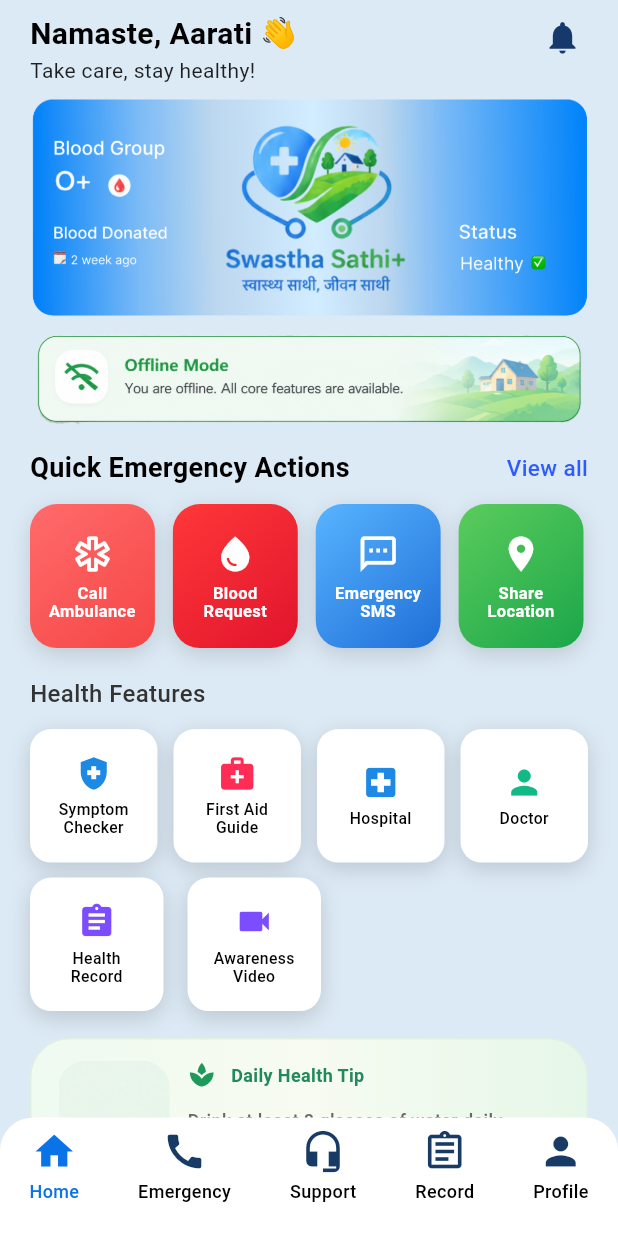
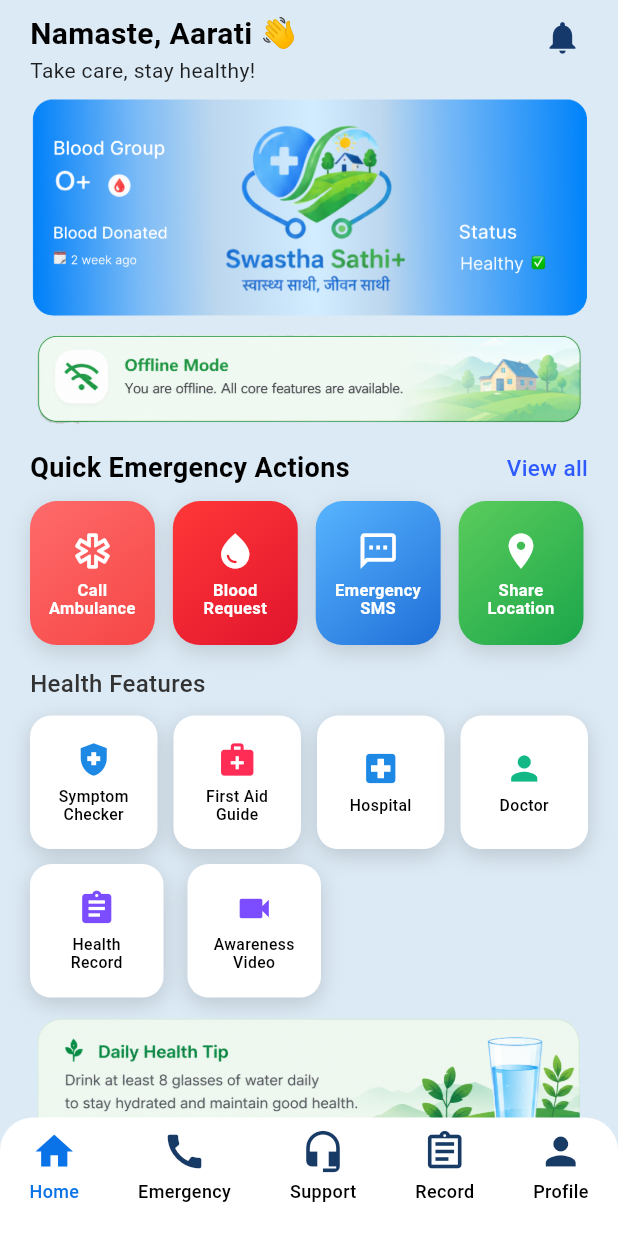
Before and after one commit to aarati123bisankhe/swastha_sathi_frontend, a Flutter app: the DashboardScreen screen opened directly, on a phone screen of 412 x 824 dp. Run offline on Flutter 3.47's test engine with Material 3 defaults, Android fonts, the phone set to English and light mode, and no system bars; our stand-ins replace dio, equatable, flutter_riverpod, flutter_secure_storage, pretty_dio_logger, shared_preferences; missing offline and left inert: dio_smart_retry; accounts and stored records are empty.

Commit message:
complere dashboard

```diff
--- a/lib/app/features/dashboard/presentation/pages/dashboard_screen.dart
+++ b/lib/app/features/dashboard/presentation/pages/dashboard_screen.dart
@@ -726,7 +726,7 @@ class DashboardScreen extends StatelessWidget {
               const SizedBox(height: 0),
 
               Transform.translate(
-                offset: const Offset(0, -29),
+                offset: const Offset(0, -31),
                 child: LayoutBuilder(
                   builder: (context, constraints) {
                     final tileWidth = (constraints.maxWidth - 39) / 4;
@@ -767,7 +767,7 @@ class DashboardScreen extends StatelessWidget {
               ),
 
               Transform.translate(
-                offset: const Offset(0, -10),
+                offset: const Offset(0, -17),
                 child: Column(
                   crossAxisAlignment: CrossAxisAlignment.start,
                   children: [
@@ -780,7 +780,7 @@ class DashboardScreen extends StatelessWidget {
                       ),
                     ),
 
-                    const SizedBox(height: 12),
+                    const SizedBox(height: 10),
 
                     LayoutBuilder(
                       builder: (context, constraints) {
@@ -861,9 +861,12 @@ class DashboardScreen extends StatelessWidget {
                 ),
               ),
 
-              const SizedBox(height: 8),
+              const SizedBox(height: 5),
 
-              const _HealthTipCard(),
+              Transform.translate(
+                offset: const Offset(0, -19),
+                child: const _HealthTipCard(),
+              ),
             ],
           ),
         ),
@@ -1100,7 +1103,7 @@ class _HealthTipCardState extends State<_HealthTipCard> {
     return Column(
       children: [
         SizedBox(
-          height: 128,
+          height: 120,
           child: PageView.builder(
             itemCount: tips.length,
             onPageChanged: (index) {
@@ -1109,106 +1112,18 @@ class _HealthTipCardState extends State<_HealthTipCard> {
               });
             },
             itemBuilder: (context, index) {
-              return Container(
-                width: double.infinity,
-                padding: const EdgeInsets.fromLTRB(18, 14, 16, 14),
-                decoration: BoxDecoration(
-                  borderRadius: BorderRadius.circular(26),
-                  gradient: const LinearGradient(
-                    colors: [
-                      Color(0xFFEFFAF0),
-                      Color(0xFFF7FBF1),
-                      Color(0xFFE5F7E8),
-                    ],
-                    begin: Alignment.centerLeft,
-                    end: Alignment.centerRight,
-                  ),
-                  border: Border.all(
-                    color: Color(0xFFE0F0E1),
-                  ),
-                ),
-                child: Row(
-                  children: [
-                    ClipRRect(
-                      borderRadius: BorderRadius.circular(18),
-                      child: Image.asset(
-                        'assets/images/health_tip_side.png',
-                        width: 74,
-                        height: double.infinity,
-                        fit: BoxFit.cover,
-                        alignment: Alignment.centerLeft,
-                      ),
-                    ),
-
-                    const SizedBox(width: 12),
-
-                    Expanded(
-                      child: Column(
-                        crossAxisAlignment: CrossAxisAlignment.start,
-                        children: [
-                          const Row(
-                            children: [
-                              Icon(
-                                Icons.spa,
-                                color: Color(0xFF1D9A5A),
-                                size: 19,
-                              ),
-                              SizedBox(width: 10),
-                              Text(
-                                'Daily Health Tip',
-                                style: TextStyle(
-                                  fontSize: 12,
-                                  fontWeight: FontWeight.w700,
-                                  color: Color(0xFF21895A),
-                                ),
-                              ),
-                            ],
-                          ),
-
-                          const SizedBox(height: 12),
-
-                          Text(
-                            tips[index],
-                            style: const TextStyle(
-                              fontSize: 12,
-                              height: 1.5,
-                              color: Color(0xFF676767),
-                              fontWeight: FontWeight.w500,
-                            ),
-                          ),
-                        ],
-                      ),
-                    ),
-                  ],
+              return ClipRRect(
+                borderRadius: BorderRadius.circular(26),
+                child: Image.asset(
+                  'assets/images/daily_health_tip_banner.png',
+                  width: double.infinity,
+                  fit: BoxFit.cover,
                 ),
               );
             },
           ),
         ),
 
-        const SizedBox(height: 10),
-
-        Row(
-          mainAxisAlignment: MainAxisAlignment.center,
-          children: List.generate(
-            tips.length,
-            (index) {
-              final isActive = currentIndex == index;
-
-              return Container(
-                width: isActive ? 10 : 8,
-                height: isActive ? 10 : 8,
-                margin: const EdgeInsets.symmetric(horizontal: 4),
-                decoration: BoxDecoration(
-                  color: isActive
-                      ? const Color(0xFF18A74B)
-                      : const Color(0xFFD7DDDD),
-                  shape: BoxShape.circle,
-                ),
-              );
-            },
-          ),
-        ),
       ],
     );
   }
```
Also changed, not shown: assets/images/daily_health_tip_banner.png (added).
